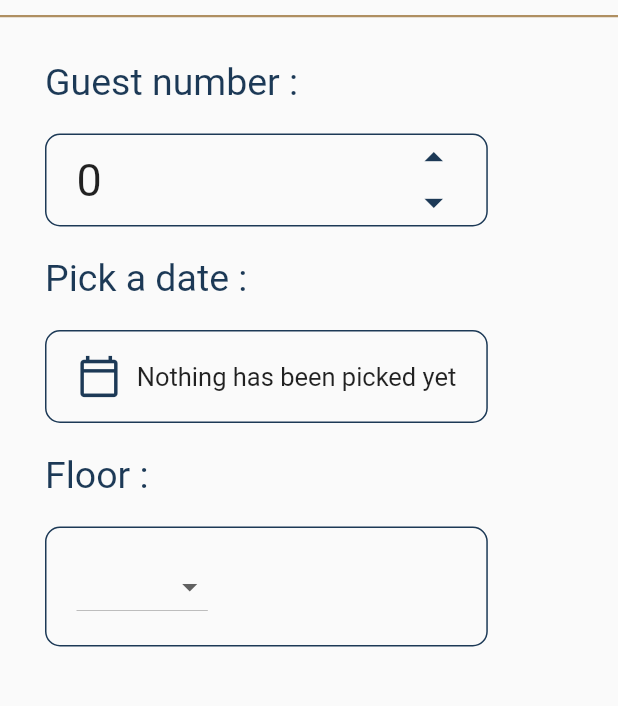
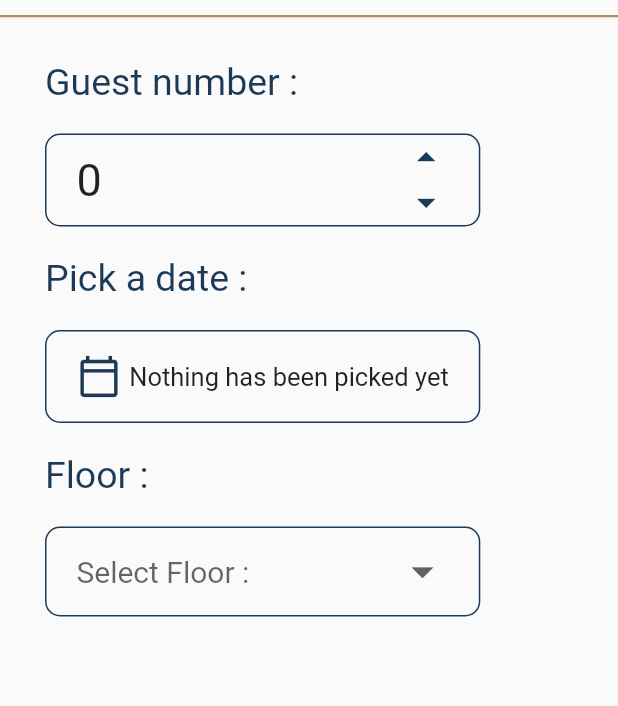
Before and after one commit to hedil-dhrif/Tawelti, a Flutter app: the screen it shows after launch, on a phone screen of 412 x 824 dp, the part 90-796 px from its top. Run offline on Flutter 3.47's test engine with Material 2 defaults, Android fonts, the phone set to English and light mode, and no system bars; our stand-ins replace flutter_icons.

Commit message:
fifth commit

```diff
--- a/lib/screens/Addreservation/AddReservation.dart
+++ b/lib/screens/Addreservation/AddReservation.dart
@@ -51,7 +51,7 @@ class _AddReservationState extends State<AddReservation> {
             ),
             Container(
               width: MediaQuery.of(context).size.width*0.85,
-              padding: EdgeInsets.fromLTRB(30, 100, 25, 50),
+              padding: EdgeInsets.fromLTRB(30, 100, 30, 50),
               child: Column(
                 mainAxisAlignment: MainAxisAlignment.start,
                 crossAxisAlignment: CrossAxisAlignment.start,
@@ -159,14 +159,22 @@ class _AddReservationState extends State<AddReservation> {
                   ),
                   SizedBox(height: 20,),
                   Container(
-                    padding: EdgeInsets.symmetric(horizontal: 20, vertical: 15),
+                    padding: EdgeInsets.symmetric(horizontal: 20, vertical: 5),
                     decoration: BoxDecoration(
                       border: Border.all(width: 1, color: KBlue),
                       borderRadius: BorderRadius.circular(10),
                     ),
-                    child: Row(
-                      children: [
-                        DropdownButton(
+                    child: DropdownButton(
+                      hint: Text(
+                        'Select Floor : ',
+                        style: TextStyle(
+                          fontSize: 20,
+                        ),
+                      ),
+                      icon: Icon(Icons.arrow_drop_down,),
+                      iconSize: 35,
+                      isExpanded: true,
+                      underline: SizedBox(),
                       value: valueChoose,
                       onChanged: (newValue) {
                         setState(() {
@@ -176,11 +184,14 @@ class _AddReservationState extends State<AddReservation> {
                       items: listItem.map((valueItem) {
                         return DropdownMenuItem(
                           value: valueItem,
-                              child: Text(valueItem),
+                          child: Text(
+                            valueItem,
+                            style: TextStyle(
+                              fontSize: 20,
+                            ),
+                          ),
                         );
                       }).toList(),
-                        ),
-                      ],
                     ),
                   ),
                 ],
```
Lines whose indentation alone changed are shown as unchanged.
